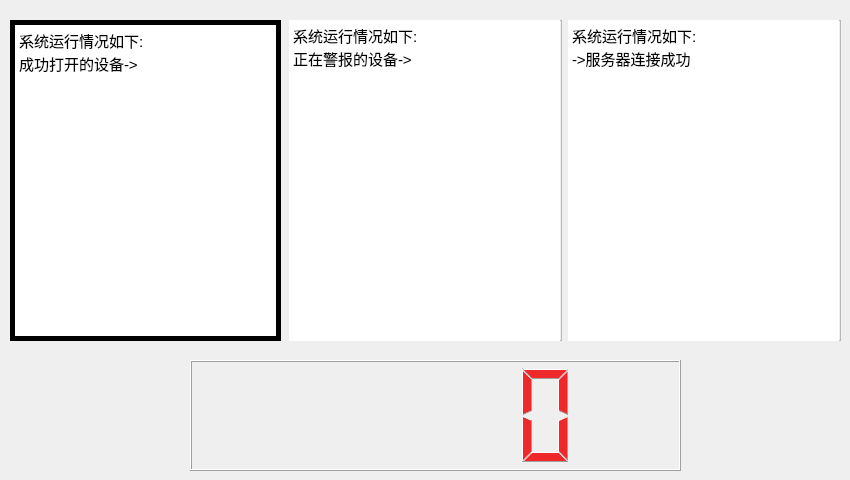
Old version of the form SmartHome/mainframe.ui in the repository Cyber-SiKu/SmartHome.
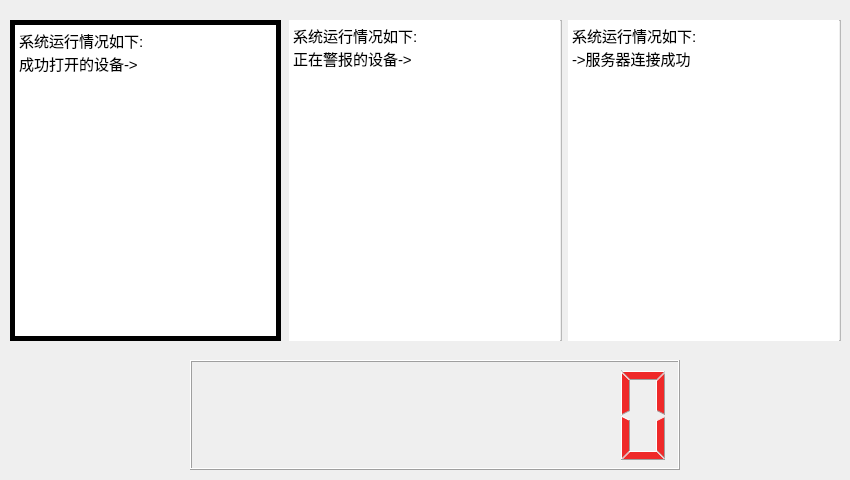
New version of the form. Icons and pictures are not drawn.

The edit to the form file:
```diff
--- a/SmartHome/mainframe.ui
+++ b/SmartHome/mainframe.ui
@@ -180,13 +180,16 @@
     <rect>
      <x>190</x>
      <y>360</y>
-     <width>491</width>
-     <height>111</height>
+     <width>490</width>
+     <height>110</height>
     </rect>
    </property>
    <property name="styleSheet">
     <string notr="true">color: rgb(239, 41, 41);</string>
    </property>
+   <property name="digitCount">
+    <number>9</number>
+   </property>
   </widget>
  </widget>
  <resources/>
```
Left out of the diff: 18 changed lines with no effect on the pictures.
